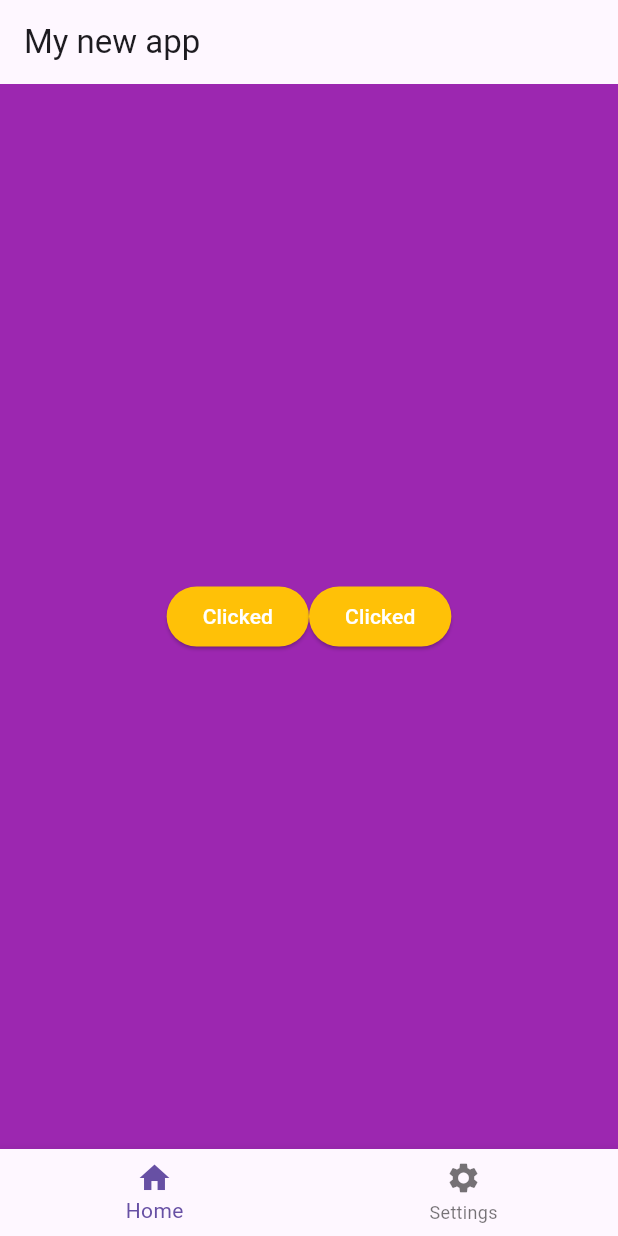
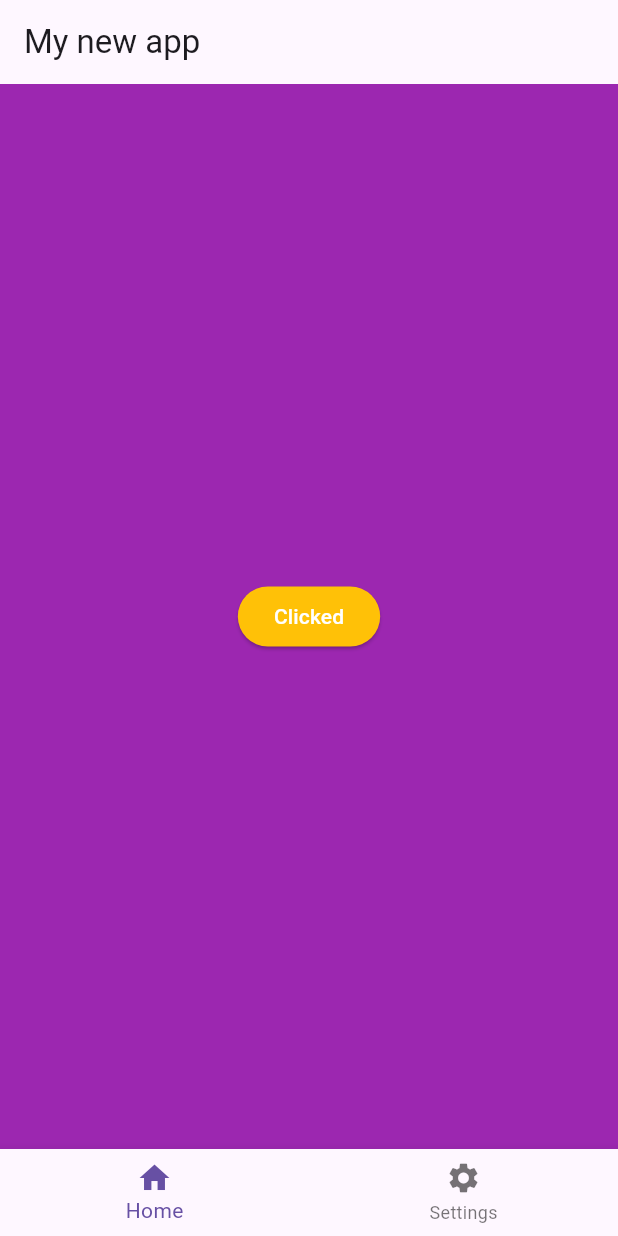
Before and after one commit to A-K-0802/Flutter_testing, a Flutter app: the screen it shows after launch, after a tap on "Click", on a phone screen of 412 x 824 dp. Run offline on Flutter 3.47's test engine with Material 3 defaults, Android fonts, the phone set to English and light mode, and no system bars.

Commit message:
Removed extra button

```diff
--- a/lib/main.dart
+++ b/lib/main.dart
@@ -44,18 +44,6 @@ class _MyAppState extends State<MyApp> {
                           },
                           child: Text(buttonname),
                         ),
-                        ElevatedButton(
-                          style: ElevatedButton.styleFrom(
-                            backgroundColor: Colors.amber,
-                            foregroundColor: Colors.white,
-                          ),
-                          onPressed: () {
-                            setState(() {
-                              buttonname = 'Clicked';
-                            });
-                          },
-                          child: Text(buttonname),
-                        ),
                       ],
                     ),
                   )
```
